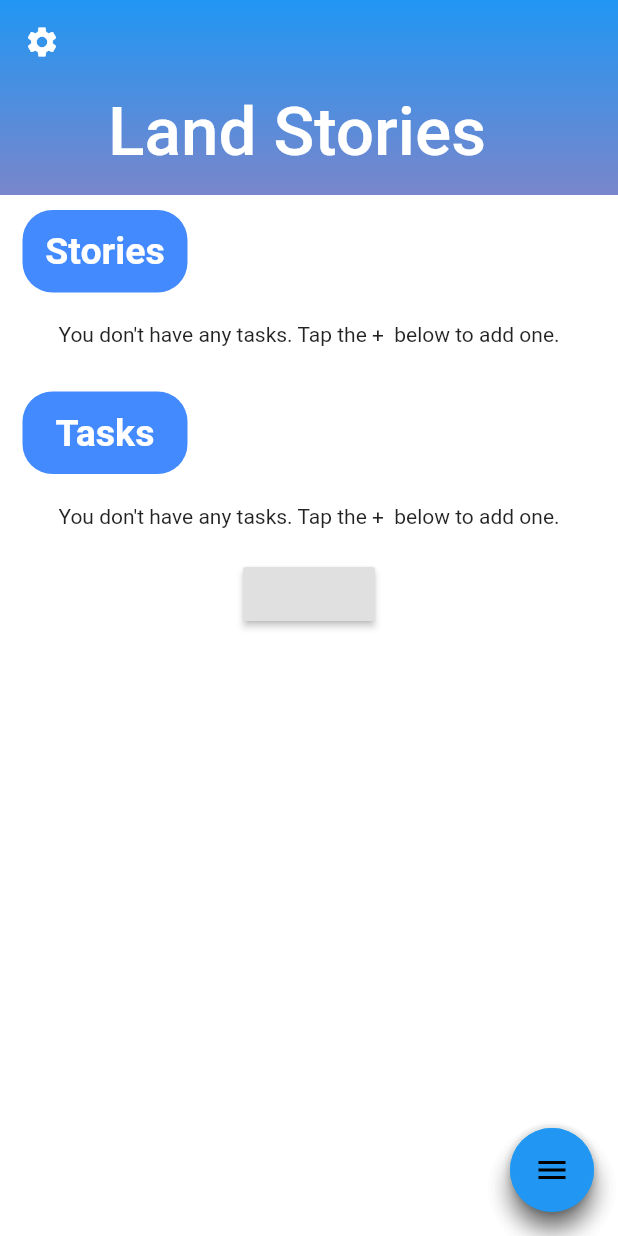
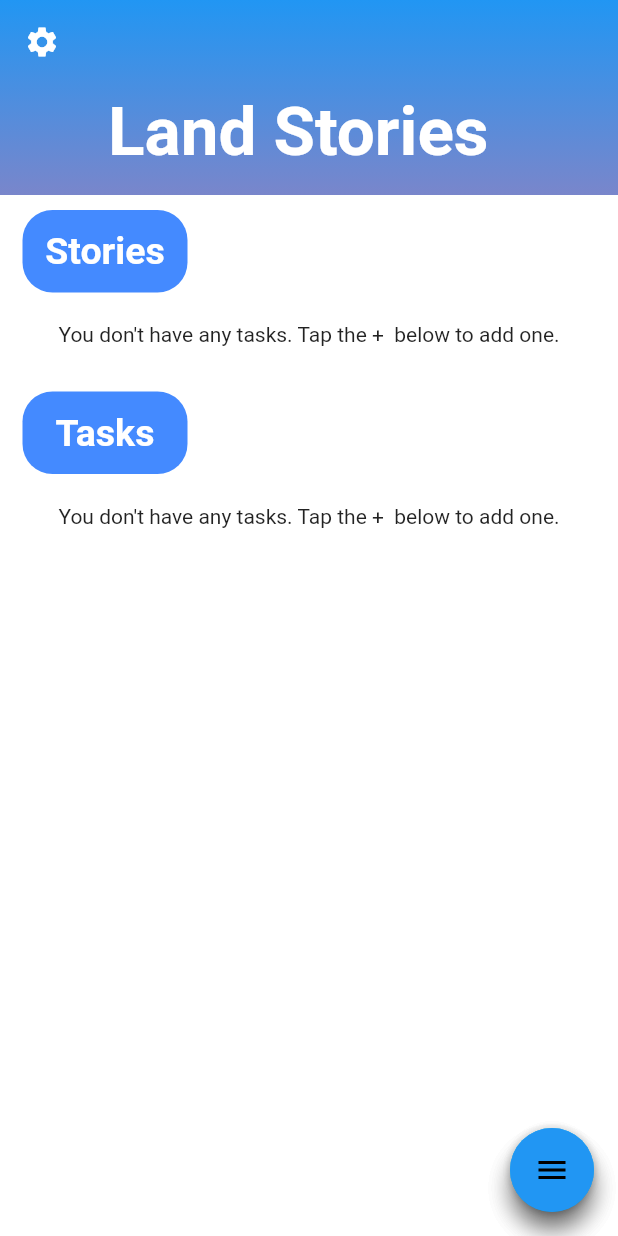
Before and after one commit to bradystroud/LandStories, a Flutter app: the screen it shows after launch, on a phone screen of 412 x 824 dp. Run offline on Flutter 3.47's test engine with Material 2 defaults, Android fonts, the phone set to English and light mode, and no system bars; our stand-ins replace flutter_platform_widgets, geolocator, scroll_snap_list, sqflite; accounts and stored records are empty.

```diff
--- a/app/land_stories/lib/main.dart
+++ b/app/land_stories/lib/main.dart
@@ -50,7 +50,7 @@ class _LandStoriesHomeState extends State<LandStoriesHome> {
         //This is part of the scrolling gradient header
         headerSliverBuilder: (BuildContext context, bool innerBoxIsScrolled) {
           return <Widget>[
-            SliverHeader(),
+            SliverHeader(callback),
           ];
         },
         body: StoryView(), //View with stories and tasks. The body of the app
--- a/app/land_stories/lib/pages/StoryView.dart
+++ b/app/land_stories/lib/pages/StoryView.dart
@@ -23,11 +23,6 @@ class _StoryViewState extends State<StoryView> {
         FutureHScrollList(true),
         Heading("Tasks"),
         FutureHScrollList(false),
-        RaisedButton(
-          onPressed: () {
-            setState(() {});
-          },
-        )
       ],
     );
   }
```
Also changed, not shown: app/land_stories/lib/pages/SettingsPage.dart (+7 -0 lines), app/land_stories/lib/widgets/sliverHeader.dart (+6 -1 lines), app/land_stories/pubspec.lock, 24 other files.
